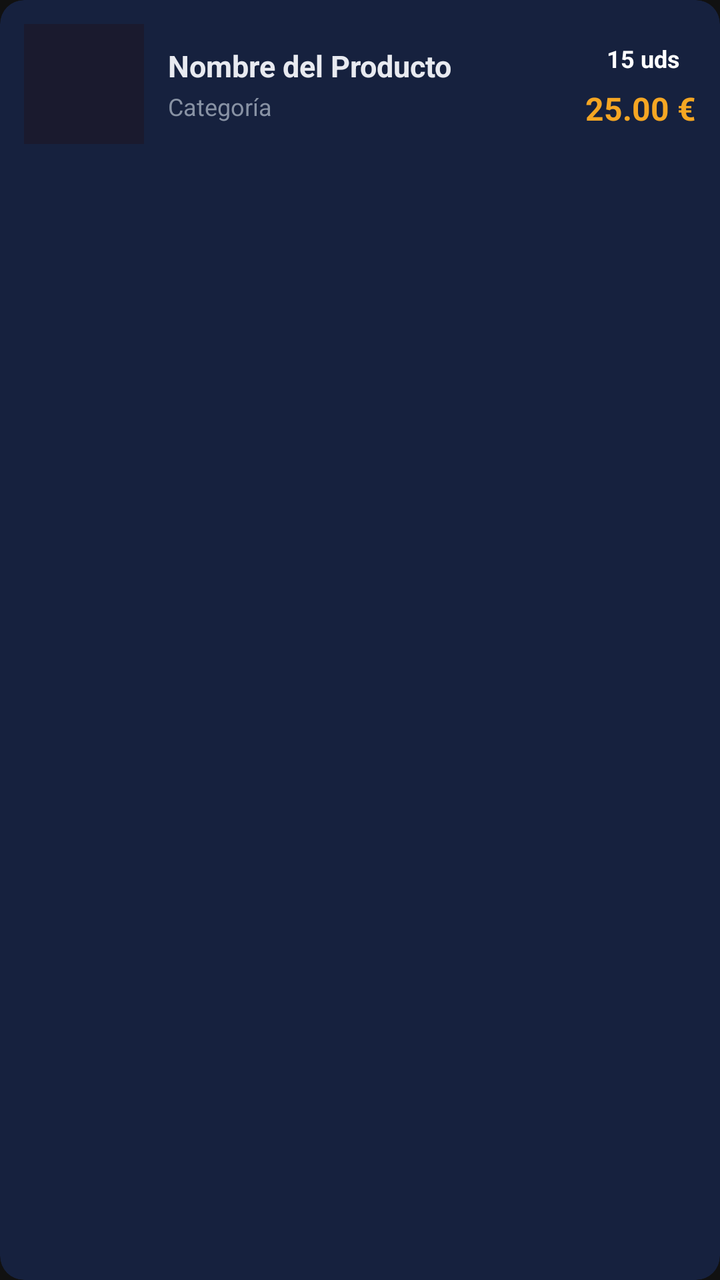
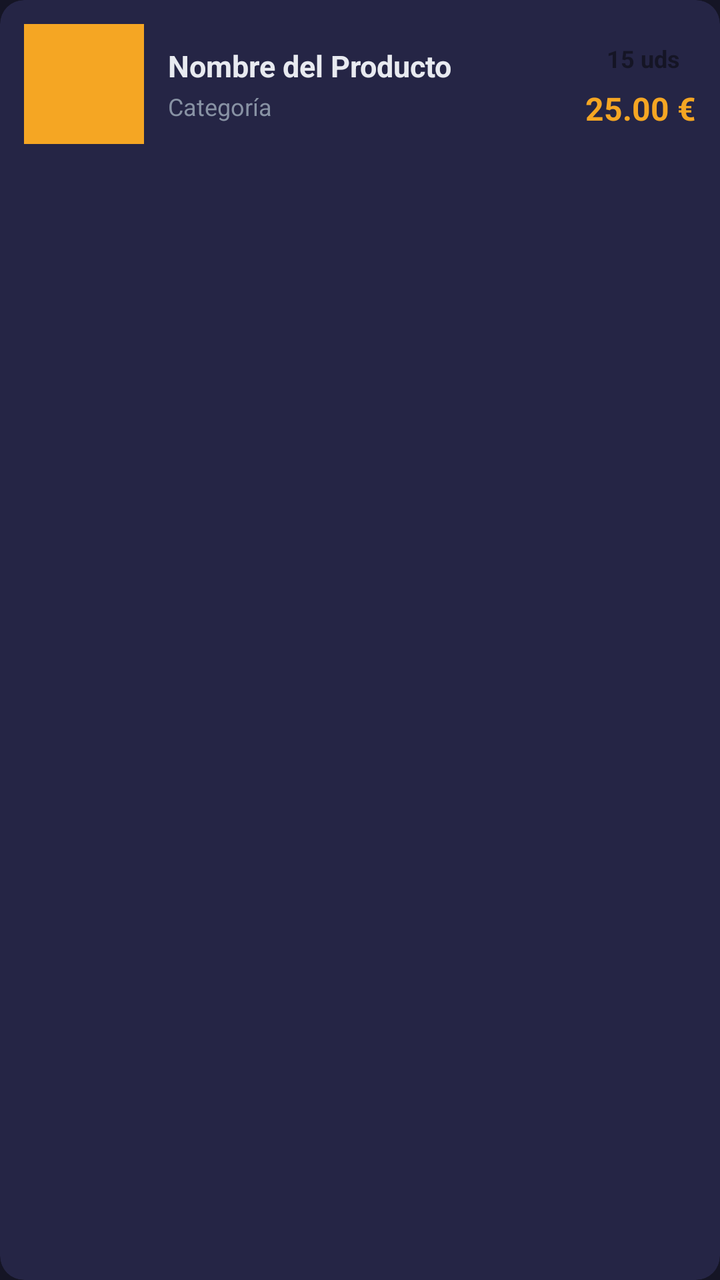

Screens rendered from an Android XML layout before and after an edit, with the pre-edit source and the edit as a unified diff.
<!-- AndroidManifest.xml: application theme Theme.Electrobazar -->
<!-- res/layout/item_inventory_product_list.xml -->
<?xml version="1.0" encoding="utf-8"?>
<androidx.cardview.widget.CardView xmlns:android="http://schemas.android.com/apk/res/android"
    xmlns:app="http://schemas.android.com/apk/res-auto"
    android:layout_width="match_parent"
    android:layout_height="wrap_content"
    android:layout_marginBottom="8dp"
    app:cardBackgroundColor="@color/secondary"
    app:cardCornerRadius="12dp"
    app:cardElevation="0dp">

    <LinearLayout
        android:layout_width="match_parent"
        android:layout_height="wrap_content"
        android:gravity="center_vertical"
        android:orientation="horizontal"
        android:padding="12dp">

        <ImageView
            android:id="@+id/ivProduct"
            android:layout_width="60dp"
            android:layout_height="60dp"
            android:scaleType="centerCrop"
            android:background="@color/primary" />

        <LinearLayout
            android:layout_width="0dp"
            android:layout_height="wrap_content"
            android:layout_weight="1"
            android:layout_marginStart="12dp"
            android:orientation="vertical">

            <TextView
                android:id="@+id/tvName"
                android:layout_width="wrap_content"
                android:layout_height="wrap_content"
                android:text="Nombre del Producto"
                android:textColor="@color/text_main"
                android:textSize="15sp"
                android:textStyle="bold" />

            <TextView
                android:id="@+id/tvCategory"
                android:layout_width="wrap_content"
                android:layout_height="wrap_content"
                android:layout_marginTop="2dp"
                android:text="Categoría"
                android:textColor="@color/text_muted"
                android:textSize="12sp" />
        </LinearLayout>

        <LinearLayout
            android:layout_width="wrap_content"
            android:layout_height="wrap_content"
            android:gravity="end"
            android:orientation="vertical">

            <TextView
                android:id="@+id/tvStock"
                android:layout_width="wrap_content"
                android:layout_height="wrap_content"
                android:text="15 uds"
                android:textColor="@color/white"
                android:textSize="12sp"
                android:textStyle="bold"
                android:background="@drawable/bg_stock_badge"
                android:paddingHorizontal="8dp"
                android:paddingVertical="2dp" />

            <TextView
                android:id="@+id/tvPrice"
                android:layout_width="wrap_content"
                android:layout_height="wrap_content"
                android:layout_marginTop="4dp"
                android:text="25.00 €"
                android:textColor="@color/accent"
                android:textSize="16sp"
                android:textStyle="bold" />
        </LinearLayout>
    </LinearLayout>
</androidx.cardview.widget.CardView>
<!-- resources referenced by this layout -->
<resources>
  <color name="accent">#f5a623</color>
  <color name="primary">#1a1a2e</color>
  <color name="secondary">#16213e</color>
  <color name="text_main">#e8eaf0</color>
  <color name="text_muted">#8892a4</color>
  <color name="white">#FFFFFF</color>
  <!-- drawable bg_stock_badge (drawable) -->
  <?xml version="1.0" encoding="utf-8"?>
  <shape xmlns:android="http://schemas.android.com/apk/res/android">
      <corners android:radius="6dp" />
      <padding android:left="8dp" android:right="8dp" android:top="2dp" android:bottom="2dp" />
  </shape>
  <style name="Theme.Electrobazar" parent="Base.Theme.Electrobazar" />
  <style name="Base.Theme.Electrobazar" parent="Theme.Material3.DayNight.NoActionBar">
          <item name="colorPrimary">@color/primary</item>
          <item name="colorSecondary">@color/secondary</item>
          <item name="android:windowBackground">@color/background</item>
          <item name="android:textColorPrimary">@color/text_main</item>
          <item name="colorError">@color/danger</item>
      </style>
  <color name="background">#111111</color>
  <color name="danger">#ef4444</color>
</resources>

<!-- the commit's change to res/layout/item_inventory_product_list.xml (unified diff, before → after) -->
@@ -4,7 +4,7 @@
     android:layout_width="match_parent"
     android:layout_height="wrap_content"
     android:layout_marginBottom="8dp"
-    app:cardBackgroundColor="@color/secondary"
+    app:cardBackgroundColor="?attr/colorSurface"
     app:cardCornerRadius="12dp"
     app:cardElevation="0dp">
 
@@ -20,7 +20,7 @@
             android:layout_width="60dp"
             android:layout_height="60dp"
             android:scaleType="centerCrop"
-            android:background="@color/primary" />
+            android:background="?attr/colorPrimary" />
 
         <LinearLayout
             android:layout_width="0dp"
@@ -34,7 +34,7 @@
                 android:layout_width="wrap_content"
                 android:layout_height="wrap_content"
                 android:text="Nombre del Producto"
-                android:textColor="@color/text_main"
+                android:textColor="?attr/android:textColorPrimary"
                 android:textSize="15sp"
                 android:textStyle="bold" />
 
@@ -44,7 +44,7 @@
                 android:layout_height="wrap_content"
                 android:layout_marginTop="2dp"
                 android:text="Categoría"
-                android:textColor="@color/text_muted"
+                android:textColor="?attr/android:textColorSecondary"
                 android:textSize="12sp" />
         </LinearLayout>
 
@@ -59,7 +59,7 @@
                 android:layout_width="wrap_content"
                 android:layout_height="wrap_content"
                 android:text="15 uds"
-                android:textColor="@color/white"
+                android:textColor="?attr/android:windowBackground"
                 android:textSize="12sp"
                 android:textStyle="bold"
                 android:background="@drawable/bg_stock_badge"
@@ -72,7 +72,7 @@
                 android:layout_height="wrap_content"
                 android:layout_marginTop="4dp"
                 android:text="25.00 €"
-                android:textColor="@color/accent"
+                android:textColor="?attr/colorPrimary"
                 android:textSize="16sp"
                 android:textStyle="bold" />
         </LinearLayout>
<!-- resource entries referenced after the edit -->
@@ -1,11 +1,12 @@
 <!-- resources referenced by this layout -->
 <resources>
   <color name="accent">#f5a623</color>
-  <color name="primary">#1a1a2e</color>
-  <color name="secondary">#16213e</color>
+  <color name="primary">#151525</color>
+  <color name="surface">#252545</color>
+  <color name="secondary">#1e1e35</color>
   <color name="text_main">#e8eaf0</color>
   <color name="text_muted">#8892a4</color>
-  <color name="white">#FFFFFF</color>
+  <color name="border">#2c2c4d</color>
   <!-- drawable bg_stock_badge (drawable) -->
   <?xml version="1.0" encoding="utf-8"?>
   <shape xmlns:android="http://schemas.android.com/apk/res/android">
@@ -14,13 +15,31 @@
   </shape>
   <style name="Theme.Electrobazar" parent="Base.Theme.Electrobazar" />
   <style name="Base.Theme.Electrobazar" parent="Theme.Material3.DayNight.NoActionBar">
-          <item name="colorPrimary">@color/primary</item>
-          <item name="colorSecondary">@color/secondary</item>
-          <item name="android:windowBackground">@color/background</item>
+          
+          <item name="colorPrimary">@color/accent</item>
+          <item name="colorOnPrimary">@color/primary</item>
+          <item name="colorSecondary">@color/accent</item>
+          <item name="colorOnSecondary">@color/primary</item>
+          <item name="colorPrimaryContainer">@color/surface</item>
+          <item name="colorOnPrimaryContainer">@color/text_main</item>
+          
+          <item name="colorSurface">@color/surface</item>
+          <item name="colorOnSurface">@color/text_main</item>
+          <item name="colorSurfaceVariant">@color/secondary</item>
+          <item name="colorOnSurfaceVariant">@color/text_muted</item>
+          <item name="colorOutline">@color/border</item>
+          
+          <item name="android:windowBackground">@color/primary</item>
+          <item name="android:colorBackground">@color/primary</item>
           <item name="android:textColorPrimary">@color/text_main</item>
+          <item name="android:textColorSecondary">@color/text_muted</item>
+          <item name="android:textColorHint">@color/text_muted</item>
+          
+          <item name="android:statusBarColor">@color/primary</item>
+          <item name="android:navigationBarColor">@color/primary</item>
+          
           <item name="colorError">@color/danger</item>
       </style>
-  <color name="background">#111111</color>
   <color name="danger">#ef4444</color>
 </resources>
 
